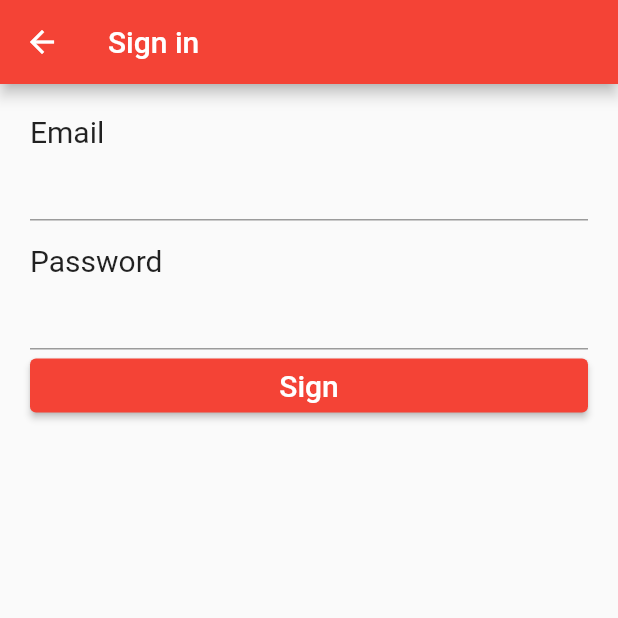
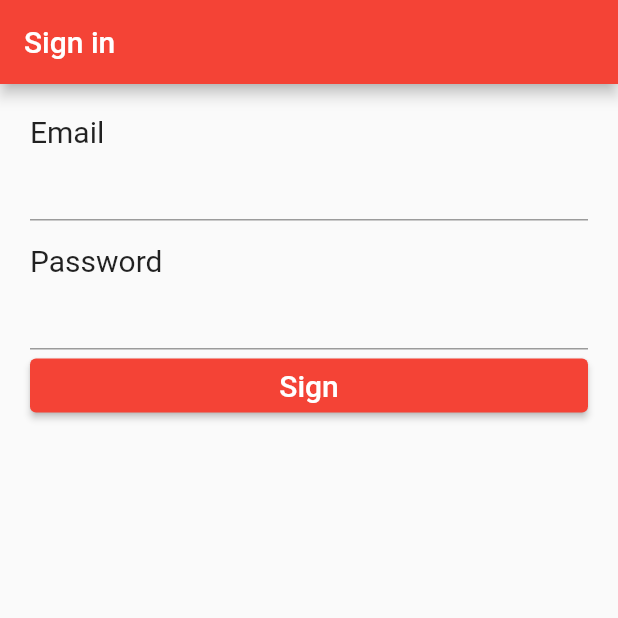
Before and after one commit to Kittisak2001/Flutter-Authentication_Firebase, a Flutter app: the screen it shows after launch, after a tap on "Sign in", on a phone screen of 412 x 824 dp, the top half of it. Run offline on Flutter 3.47's test engine with Material 2 defaults, Android fonts, the phone set to English and light mode, and no system bars; our stand-ins replace firebase_auth, firebase_core, fluttertoast, form_field_validator; accounts and stored records are empty.

```diff
--- a/lib/screen/home.dart
+++ b/lib/screen/home.dart
@@ -38,7 +38,7 @@ class HomeScreen extends StatelessWidget {
               width: double.infinity,
               child: ElevatedButton.icon(
                 onPressed: () {
-                  Navigator.push(context, MaterialPageRoute(builder: (context){
+                  Navigator.pushReplacement(context, MaterialPageRoute(builder: (context){
                     return LoginScreen();
                   }));
 
```
